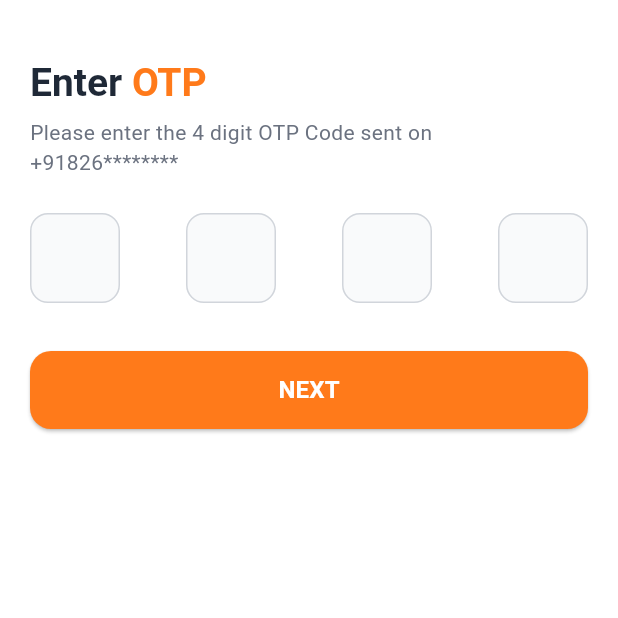
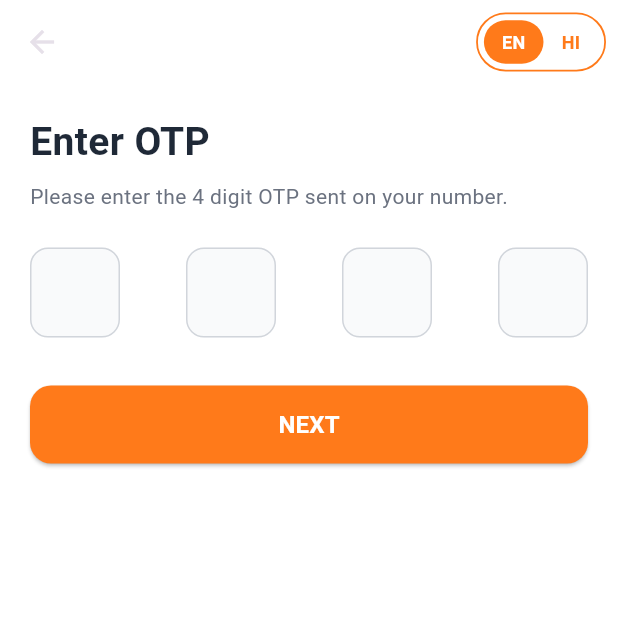
Before and after one commit to kushagra0333/Bandhan, a Flutter app: the SignupPage screen opened by its route, swiped to page 4, on a phone screen of 412 x 824 dp, the top half of it. Run offline on Flutter 3.47's test engine with Material 3 defaults, Android fonts, the light colour scheme and no system bars; our stand-ins replace shared_preferences; accounts and stored records are empty.

Commit message:
add language toggle button to login signup and welcome page

```diff
--- /dev/null
+++ b/lib/components/language_toggle_button.dart
@@ -0,0 +1,62 @@
+import 'package:flutter/material.dart';
+import './language_controller.dart';
+
+class LanguageToggleButton extends StatelessWidget {
+  const LanguageToggleButton({super.key});
+
+  static const Color primaryOrange = Color(0xFFFF7A1A);
+
+  @override
+  Widget build(BuildContext context) {
+    return ValueListenableBuilder<bool>(
+      valueListenable: languageController,
+      builder: (_, isEnglish, __) {
+        return Container(
+          margin: const EdgeInsets.only(right: 8),
+          padding: const EdgeInsets.all(4),
+          decoration: BoxDecoration(
+            color: Colors.white,
+            borderRadius: BorderRadius.circular(20),
+            border: Border.all(color: primaryOrange, width: 1.2),
+          ),
+          child: InkWell(
+            borderRadius: BorderRadius.circular(20),
+            onTap: languageController.toggle,
+            child: Row(
+              mainAxisSize: MainAxisSize.min,
+              children: [
+                _langChip(
+                  text: 'EN',
+                  active: isEnglish,
+                ),
+                _langChip(
+                  text: 'HI',
+                  active: !isEnglish,
+                ),
+              ],
+            ),
+          ),
+        );
+      },
+    );
+  }
+
+  Widget _langChip({required String text, required bool active}) {
+    return AnimatedContainer(
+      duration: const Duration(milliseconds: 200),
+      padding: const EdgeInsets.symmetric(horizontal: 12, vertical: 6),
+      decoration: BoxDecoration(
+        color: active ? primaryOrange : Colors.transparent,
+        borderRadius: BorderRadius.circular(16),
+      ),
+      child: Text(
+        text,
+        style: TextStyle(
+          fontSize: 12,
+          fontWeight: FontWeight.w600,
+          color: active ? Colors.white : primaryOrange,
+        ),
+      ),
+    );
+  }
+}
--- a/lib/pages/signup.dart
+++ b/lib/pages/signup.dart
@@ -1,5 +1,6 @@
 import 'package:flutter/material.dart';
-
+import '../components/language_controller.dart';
+import '../components/language_toggle_button.dart';
 class SignupPage extends StatefulWidget {
   const SignupPage({Key? key}) : super(key: key);
 
@@ -33,7 +34,6 @@ class _SignupPageState extends State<SignupPage> {
     }
   }
 
-  // 🔥 Input Decoration
   InputDecoration inputDecoration(String hint) {
     return InputDecoration(
       hintText: hint,
@@ -57,7 +57,6 @@ class _SignupPageState extends State<SignupPage> {
     );
   }
 
-  // 🏷️ Labeled TextField (USED EVERYWHERE)
   Widget labeledTextField({
     required String label,
     required String hint,
@@ -68,14 +67,11 @@ class _SignupPageState extends State<SignupPage> {
     return Column(
       crossAxisAlignment: CrossAxisAlignment.start,
       children: [
-        Text(
-          label,
+        Text(label,
             style: TextStyle(
                 fontSize: 14,
                 fontWeight: FontWeight.w500,
-            color: textDark,
-          ),
-        ),
+                color: textDark)),
         const SizedBox(height: 6),
         TextField(
           obscureText: obscureText,
@@ -90,19 +86,15 @@ class _SignupPageState extends State<SignupPage> {
     );
   }
 
-  // 🔽 Dropdown Field
   Widget dropdownField(String label, String value) {
     return Column(
       crossAxisAlignment: CrossAxisAlignment.start,
       children: [
-        Text(
-          label,
+        Text(label,
             style: TextStyle(
                 fontSize: 14,
                 fontWeight: FontWeight.w500,
-            color: textDark,
-          ),
-        ),
+                color: textDark)),
         const SizedBox(height: 6),
         DropdownButtonFormField<String>(
           value: value,
@@ -115,14 +107,12 @@ class _SignupPageState extends State<SignupPage> {
           onChanged: (_) {},
           decoration: inputDecoration(label),
           icon: Icon(Icons.keyboard_arrow_down, color: textGrey),
-          dropdownColor: Colors.white,
         ),
         const SizedBox(height: 16),
       ],
     );
   }
 
-  // 🟧 Button
   Widget orangeButton(String text, VoidCallback onTap) {
     return SizedBox(
       width: double.infinity,
@@ -130,52 +120,32 @@ class _SignupPageState extends State<SignupPage> {
       child: ElevatedButton(
         style: ElevatedButton.styleFrom(
           backgroundColor: primaryOrange,
-          shape: RoundedRectangleBorder(
-            borderRadius: BorderRadius.circular(14),
-          ),
+          shape:
+              RoundedRectangleBorder(borderRadius: BorderRadius.circular(14)),
         ),
         onPressed: onTap,
-        child: Text(
-          text,
+        child: Text(text,
             style: const TextStyle(
                 fontSize: 16,
                 fontWeight: FontWeight.w600,
-            color: Colors.white,
-          ),
-        ),
+                color: Colors.white)),
       ),
     );
   }
 
-  // 🔰 Header
-  Widget logoHeader({String? subtitle}) {
+  Widget logoHeader(bool en, {String? subtitle}) {
     return Column(
       crossAxisAlignment: CrossAxisAlignment.start,
       children: [
         const SizedBox(height: 20),
-        Padding(
-          padding: const EdgeInsets.only(left: 4),
-          child: Image.asset(
-            'assets/logo.png',
-            height: 60,
-          ),
-        ),
+        Image.asset('assets/logo.png', height: 60),
         const SizedBox(height: 24),
-        RichText(
-          text: TextSpan(
-            text: 'Welcome ',
+        Text(
+          en ? 'Welcome Community' : 'समुदाय में आपका स्वागत है',
           style: TextStyle(
-              color: textDark,
               fontSize: 26,
               fontWeight: FontWeight.bold,
-            ),
-            children: [
-              TextSpan(
-                text: 'Community',
-                style: TextStyle(color: primaryOrange),
-              ),
-            ],
-          ),
+              color: textDark),
         ),
         if (subtitle != null) ...[
           const SizedBox(height: 6),
@@ -186,7 +156,6 @@ class _SignupPageState extends State<SignupPage> {
     );
   }
 
-  // 📱 Responsive Wrapper
   Widget pageWrapper(Widget child) {
     return SingleChildScrollView(
       padding: const EdgeInsets.all(20),
@@ -194,26 +163,34 @@ class _SignupPageState extends State<SignupPage> {
     );
   }
 
-  // 📄 PAGE 1
-  Widget pageBasicDetails() {
+  // PAGE 1
+  Widget pageBasicDetails(bool en) {
     return pageWrapper(
       Column(
         children: [
-          logoHeader(subtitle: 'Please enter your sign up details.'),
-          labeledTextField(label: 'Name', hint: 'Enter Name'),
-          labeledTextField(
-            label: 'Mobile Number',
-            hint: 'Enter Mobile Number',
-            keyboardType: TextInputType.phone,
+          logoHeader(
+            en,
+            subtitle: en
+                ? 'Please enter your sign up details.'
+                : 'कृपया अपनी साइन अप जानकारी दर्ज करें।',
           ),
           labeledTextField(
-            label: 'Email',
+              label: en ? 'Name' : 'नाम',
+              hint: en ? 'Enter Name' : 'नाम दर्ज करें'),
+          labeledTextField(
+              label: en ? 'Mobile Number' : 'मोबाइल नंबर',
+              hint: en ? 'Enter Mobile Number' : 'मोबाइल नंबर दर्ज करें',
+              keyboardType: TextInputType.phone),
+          labeledTextField(
+              label: en ? 'Email' : 'ईमेल',
               hint: 'thisand@that.com',
-            keyboardType: TextInputType.emailAddress,
-          ),
-          dropdownField('Gender', 'Male'),
-          dropdownField('Marital Status', 'Single'),
-          orangeButton('Save and Continue', () {
+              keyboardType: TextInputType.emailAddress),
+          dropdownField(en ? 'Gender' : 'लिंग', en ? 'Male' : 'पुरुष'),
+          dropdownField(
+              en ? 'Marital Status' : 'वैवाहिक स्थिति',
+              en ? 'Single' : 'अविवाहित'),
+          orangeButton(
+              en ? 'Save and Continue' : 'सेव करें और आगे बढ़ें', () {
             currentPage = 1;
             nextPage();
           }),
@@ -222,18 +199,25 @@ class _SignupPageState extends State<SignupPage> {
     );
   }
 
-  // 📄 PAGE 2
-  Widget pageCommunityDetails() {
+  // PAGE 2
+  Widget pageCommunityDetails(bool en) {
     return pageWrapper(
       Column(
         children: [
-          logoHeader(subtitle: 'Please enter your sign up details.'),
-          dropdownField('Religion', 'Hindu'),
-          dropdownField('Caste', 'XYZ'),
-          dropdownField('Sub Caste', 'XYZ'),
-          dropdownField('Family Status', 'Joint'),
-          dropdownField('Family Type', 'Select'),
-          orangeButton('Save and Continue', () {
+          logoHeader(
+            en,
+            subtitle: en
+                ? 'Please enter your sign up details.'
+                : 'कृपया अपनी साइन अप जानकारी दर्ज करें।',
+          ),
+          dropdownField(en ? 'Religion' : 'धर्म', 'Hindu'),
+          dropdownField(en ? 'Caste' : 'जाति', 'XYZ'),
+          dropdownField(en ? 'Sub Caste' : 'उप जाति', 'XYZ'),
+          dropdownField(en ? 'Family Status' : 'परिवार की स्थिति',
+              en ? 'Joint' : 'संयुक्त'),
+          dropdownField(en ? 'Family Type' : 'परिवार का प्रकार', 'Select'),
+          orangeButton(
+              en ? 'Save and Continue' : 'सेव करें और आगे बढ़ें', () {
             currentPage = 2;
             nextPage();
           }),
@@ -242,14 +226,16 @@ class _SignupPageState extends State<SignupPage> {
     );
   }
 
-  // 📄 PAGE 3
-  Widget pageSetPassword() {
+  // PAGE 3
+  Widget pageSetPassword(bool en) {
     return pageWrapper(
       Column(
         children: [
           logoHeader(
-            subtitle:
-                'Setting your initial password is key for security; choose wisely.',
+            en,
+            subtitle: en
+                ? 'Setting your initial password is key for security.'
+                : 'सुरक्षा के लिए पासवर्ड सेट करना आवश्यक है।',
           ),
           Container(
             padding: const EdgeInsets.all(16),
@@ -259,34 +245,27 @@ class _SignupPageState extends State<SignupPage> {
             ),
             child: Column(
               children: [
-                Text(
-                  'Set a Password',
+                Text(en ? 'Set a Password' : 'पासवर्ड सेट करें',
                     style: TextStyle(
                         fontSize: 18,
                         fontWeight: FontWeight.bold,
-                    color: textDark,
-                  ),
-                ),
+                        color: textDark)),
                 const SizedBox(height: 16),
                 labeledTextField(
-                  label: 'New Password',
-                  hint: 'Enter New Password',
-                  obscureText: true,
-                  suffixIcon:
-                      Icon(Icons.visibility_off, color: textGrey),
-                ),
+                    label: en ? 'New Password' : 'नया पासवर्ड',
+                    hint:
+                        en ? 'Enter New Password' : 'नया पासवर्ड दर्ज करें',
+                    obscureText: true),
                 labeledTextField(
-                  label: 'Confirm Password',
-                  hint: 'Enter New Password',
-                  obscureText: true,
-                  suffixIcon:
-                      Icon(Icons.visibility_off, color: textGrey),
-                ),
+                    label: en ? 'Confirm Password' : 'पासवर्ड की पुष्टि करें',
+                    hint:
+                        en ? 'Confirm Password' : 'पासवर्ड पुनः दर्ज करें',
+                    obscureText: true),
               ],
             ),
           ),
           const SizedBox(height: 24),
-          orangeButton('Set Password', () {
+          orangeButton(en ? 'Set Password' : 'पासवर्ड सेट करें', () {
             currentPage = 3;
             nextPage();
           }),
@@ -295,32 +274,22 @@ class _SignupPageState extends State<SignupPage> {
     );
   }
 
-  // 📄 PAGE 4
- Widget pageOTP() {
+  // PAGE 4
+  Widget pageOTP(bool en) {
     return pageWrapper(
       Column(
         crossAxisAlignment: CrossAxisAlignment.start,
         children: [
-        const SizedBox(height: 20),
-        RichText(
-          text: TextSpan(
-            text: 'Enter ',
+          Text(en ? 'Enter OTP' : 'ओटीपी दर्ज करें',
               style: TextStyle(
-              color: textDark,
                   fontSize: 26,
                   fontWeight: FontWeight.bold,
-            ),
-            children: [
-              TextSpan(
-                text: 'OTP',
-                style: TextStyle(color: primaryOrange),
-              ),
-            ],
-          ),
-        ),
+                  color: textDark)),
           const SizedBox(height: 8),
           Text(
-          'Please enter the 4 digit OTP Code sent on\n+91826********',
+            en
+                ? 'Please enter the 4 digit OTP sent on your number.'
+                : 'आपके नंबर पर भेजा गया 4 अंकों का ओटीपी दर्ज करें।',
             style: TextStyle(color: textGrey),
           ),
           const SizedBox(height: 24),
@@ -341,7 +310,7 @@ class _SignupPageState extends State<SignupPage> {
             ),
           ),
           const SizedBox(height: 32),
-        orangeButton('NEXT', () {
+          orangeButton(en ? 'NEXT' : 'आगे', () {
             Navigator.pushReplacementNamed(context, '/home');
           }),
         ],
@@ -351,20 +320,33 @@ class _SignupPageState extends State<SignupPage> {
 
   @override
   Widget build(BuildContext context) {
+    return ValueListenableBuilder<bool>(
+      valueListenable: languageController,
+      builder: (context, en, _) {
         return Scaffold(
           backgroundColor: Colors.white,
+          appBar: AppBar(
+            elevation: 0,
+            backgroundColor: Colors.white,
+            actions: const [
+  LanguageToggleButton(),
+],
+
+          ),
           body: SafeArea(
             child: PageView(
               controller: _pageController,
               physics: const NeverScrollableScrollPhysics(),
               children: [
-            pageBasicDetails(),
-            pageCommunityDetails(),
-            pageSetPassword(),
-            pageOTP(),
+                pageBasicDetails(en),
+                pageCommunityDetails(en),
+                pageSetPassword(en),
+                pageOTP(en),
               ],
             ),
           ),
         );
+      },
+    );
   }
 }
```
Also changed, not shown: lib/components/language_controller.dart (added, +12 -0 lines), lib/pages/login.dart (+79 -124 lines), lib/pages/welcome.dart (+29 -11 lines). Lines whose indentation alone changed are shown as unchanged.
